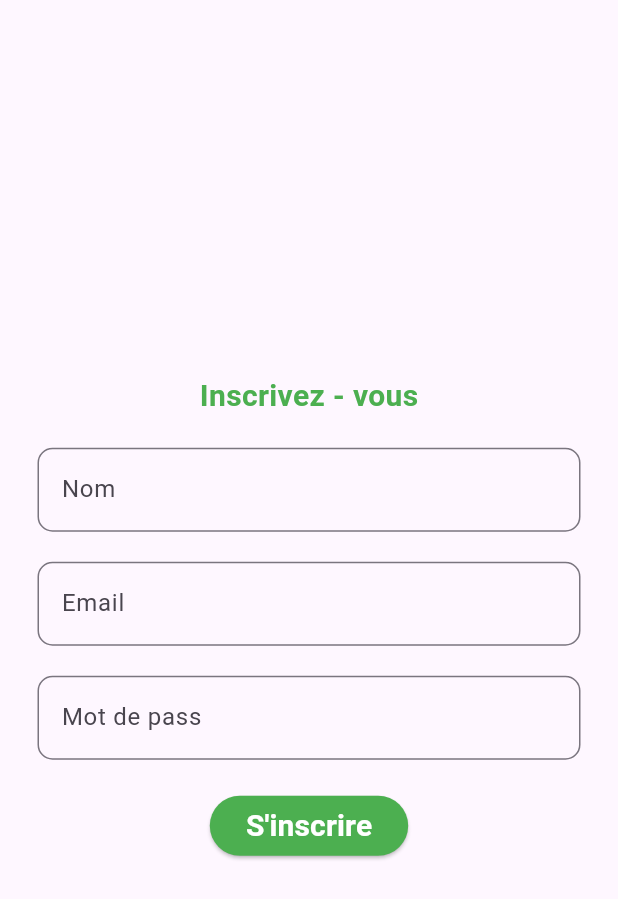
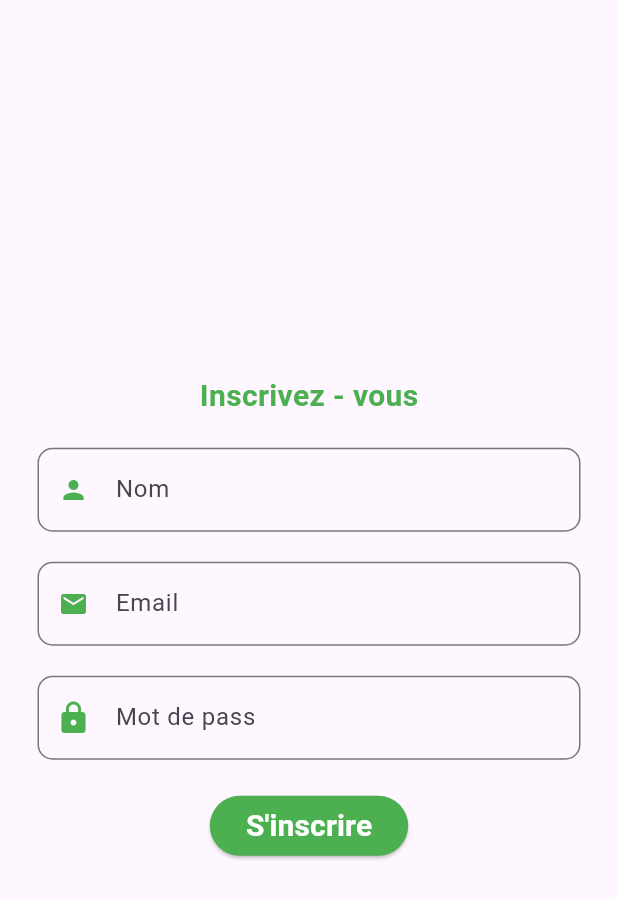
Before and after one commit to jeanpierreaigbede/form_flutter, a Flutter app: the screen it shows after launch, on a phone screen of 412 x 824 dp. Shown: the top 899 px of the screen. Run offline on Flutter 3.47's test engine with Material 2 defaults, Android fonts, the phone set to English and light mode, and no system bars.

Commit message:
other commit

```diff
--- a/lib/main.dart
+++ b/lib/main.dart
@@ -71,6 +71,7 @@ class _FormPageState extends State<FormPage> {
                   controller: nameController,
                   keyboardType: TextInputType.number,
                   decoration: InputDecoration(
+                    prefixIcon: const Icon(Icons.person,color: Colors.green,size: 20,),
                     hintText: "Votre nom et prenoms",
                     labelText: "Nom",
                     border: OutlineInputBorder(borderRadius: BorderRadius.circular(10)),
@@ -87,8 +88,10 @@ class _FormPageState extends State<FormPage> {
                 ),
                 const SizedBox(height: 20,),
                 TextFormField(
+
                   controller: emailController,
                   decoration: InputDecoration(
+                    prefixIcon: const Icon(Icons.email,color: Colors.green,size: 20,),
                     hintText: "Votre Email",
                       labelText: "Email",
                     border: OutlineInputBorder(borderRadius: BorderRadius.circular(10)),
@@ -109,6 +112,7 @@ class _FormPageState extends State<FormPage> {
 
                   controller: passwordController,
                   decoration: InputDecoration(
+                    prefixIcon: const Icon(Icons.lock,color: Colors.green,),
                     hintText: "Votre mot de passe",
                     labelText: "Mot de pass",
                     border: OutlineInputBorder(borderRadius: BorderRadius.circular(10)),
```
